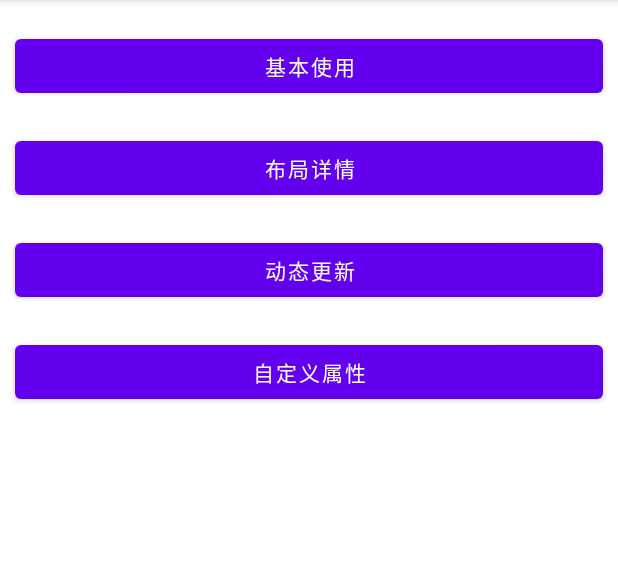
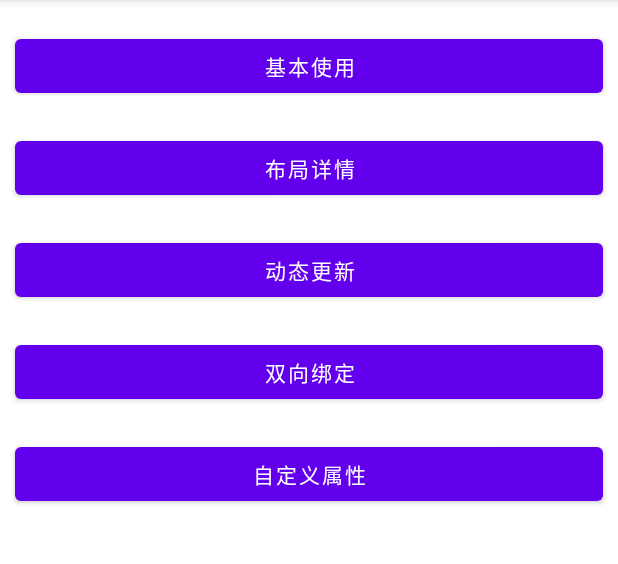
Before and after one commit to sunxr/AndroidComponent, an Android app: the screen it shows after launch (MainActivity), on a phone screen of 412 x 824 dp, the part 84-648 px from its top. Run offline under Robolectric (Android 15) with nearby library versions, the phone set to English and light mode, and no system bars; our stand-ins replace data binding.

Commit message:
双向绑定

```diff
--- a/DataBindingDemo/app/src/main/java/com/sun/alone/demo_databinding/ui/MainActivity.kt
+++ b/DataBindingDemo/app/src/main/java/com/sun/alone/demo_databinding/ui/MainActivity.kt
@@ -19,6 +19,7 @@ class MainActivity : AppCompatActivity() {
           R.id.btn_layout_detail -> intent = Intent(this@MainActivity, LayoutDetailActivity::class.java)
           R.id.btn_custom_attribute -> intent = Intent(this@MainActivity, CustomAttributeActivity::class.java)
           R.id.btn_observable -> intent = Intent(this@MainActivity, ObservableActivity::class.java)
+          R.id.btn_double_binding -> intent = Intent(this@MainActivity, DoubleBindingActivity::class.java)
         }
         intent?.let {
           startActivity(it)
--- a/DataBindingDemo/app/src/main/res/layout/activity_main.xml
+++ b/DataBindingDemo/app/src/main/res/layout/activity_main.xml
@@ -47,6 +47,14 @@
                 android:text="动态更新" />
 
             <Button
+                android:id="@+id/btn_double_binding"
+                android:layout_width="match_parent"
+                android:layout_height="wrap_content"
+                android:layout_margin="10dp"
+                android:onClick="@{clickListener}"
+                android:text="双向绑定" />
+
+            <Button
                 android:id="@+id/btn_custom_attribute"
                 android:layout_width="match_parent"
                 android:layout_height="wrap_content"
```
Also changed, not shown: DataBindingDemo/app/src/main/java/com/sun/alone/demo_databinding/bean/ObservableObjectsUser.kt (+8 -3 lines), DataBindingDemo/app/src/main/java/com/sun/alone/demo_databinding/ui/DoubleBindingActivity.kt (+7 -1 lines), DataBindingDemo/app/src/main/res/layout/activity_double_binding.xml (+27 -7 lines).
